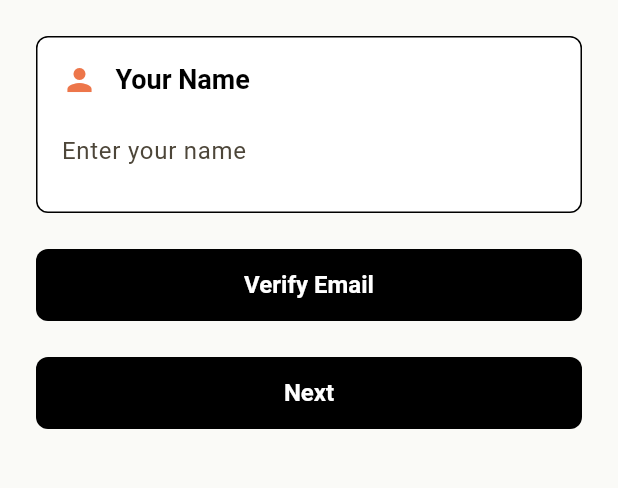
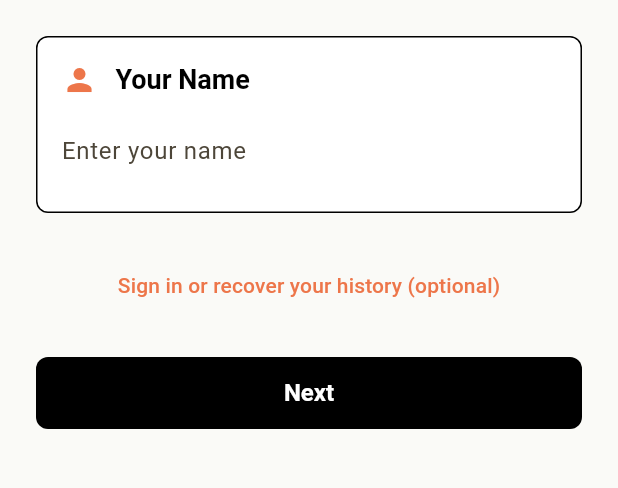
Before and after one commit to codevalley/Bioscope, a Flutter app: the OnboardingScreen screen opened directly, on a phone screen of 412 x 824 dp, the part 165-653 px from its top. Run offline on Flutter 3.47's test engine with Material 3 defaults, Android fonts, the phone set to English and light mode, and no system bars; our stand-ins replace flutter_bloc, flutter_dotenv, flutter_riverpod, flutter_svg, freezed_annotation, get_it and 3 more; accounts and stored records are empty; Roboto replaces fonts that are missing (Manrope).

Commit message:
Updated email flow UI

```diff
--- a/lib/presentation/screens/onboarding_screen.dart
+++ b/lib/presentation/screens/onboarding_screen.dart
@@ -71,13 +71,37 @@ class OnboardingScreen extends ConsumerWidget {
         ),
         const SizedBox(height: 24),
         if (emailVerificationStatus != EmailVerificationStatus.verified)
-          CustomButton(
+          TextButton(
             onPressed: () =>
                 _showEmailVerificationBottomSheet(context, notifier),
-            child: const Text('Verify Email'),
+            style: TextButton.styleFrom(
+              foregroundColor: Theme.of(context).colorScheme.secondary,
+            ),
+            child: const Text('Sign in or recover your history (optional)'),
           )
         else
-          Text('Email verified', style: Theme.of(context).textTheme.bodyLarge),
+          Container(
+            padding: const EdgeInsets.symmetric(vertical: 8, horizontal: 12),
+            decoration: BoxDecoration(
+              color: Colors.green.withOpacity(0.1),
+              borderRadius: BorderRadius.circular(8),
+              border: Border.all(color: Colors.green, width: 1),
+            ),
+            child: Row(
+              mainAxisSize: MainAxisSize.min,
+              children: [
+                const Icon(Icons.check_circle, color: Colors.green, size: 18),
+                const SizedBox(width: 8),
+                Text(
+                  notifier.verifiedEmail ?? 'Email verified',
+                  style: Theme.of(context)
+                      .textTheme
+                      .bodyMedium
+                      ?.copyWith(color: Colors.green),
+                ),
+              ],
+            ),
+          ),
         const SizedBox(height: 24),
         CustomButton(
           onPressed: () {
--- a/lib/presentation/state_management/onboarding_notifier.dart
+++ b/lib/presentation/state_management/onboarding_notifier.dart
@@ -12,6 +12,7 @@ class OnboardingNotifier extends StateNotifier<OnboardingState> {
   final IUserProfileRepository _userProfileRepository;
   final IAuthService _authService;
   final IDailyGoalsRepository _dailyGoalsRepository;
+  String? verifiedEmail;
 
   OnboardingNotifier(
     this._userProfileRepository,
@@ -53,6 +54,9 @@ class OnboardingNotifier extends StateNotifier<OnboardingState> {
       inProgress: (currentPage, name, _, goals) async {
         try {
           final isVerified = await _authService.verifyOtp(email, otp);
+          if (isVerified) {
+            verifiedEmail = email; // Store the verified email
+          }
           state = OnboardingState.inProgress(
             currentPage: currentPage,
             name: name,
```
